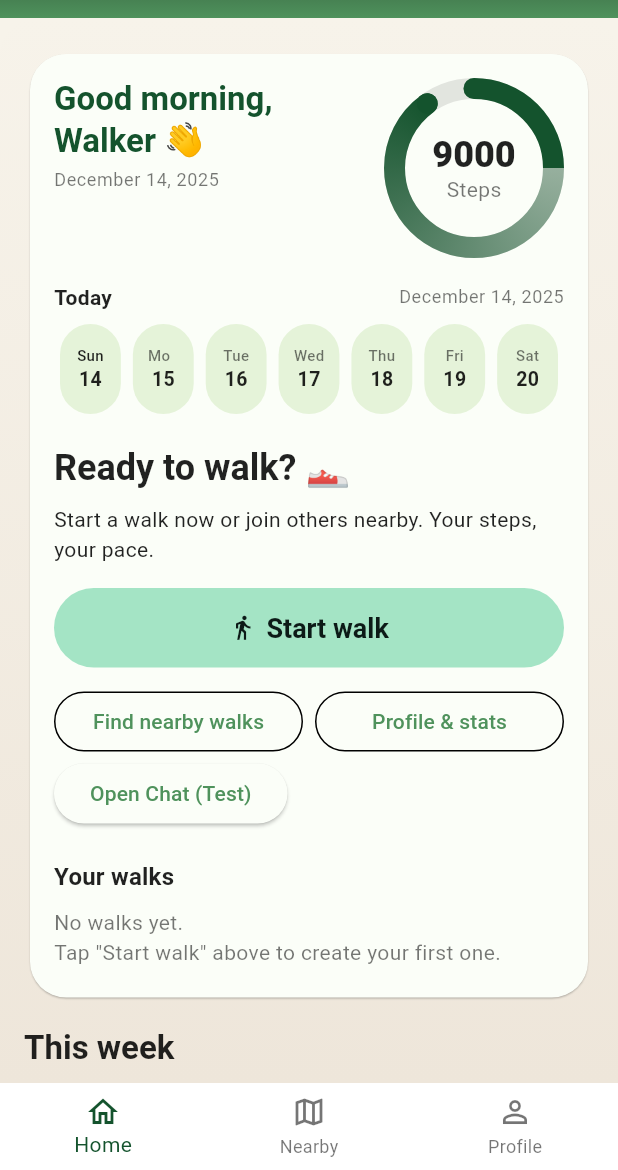
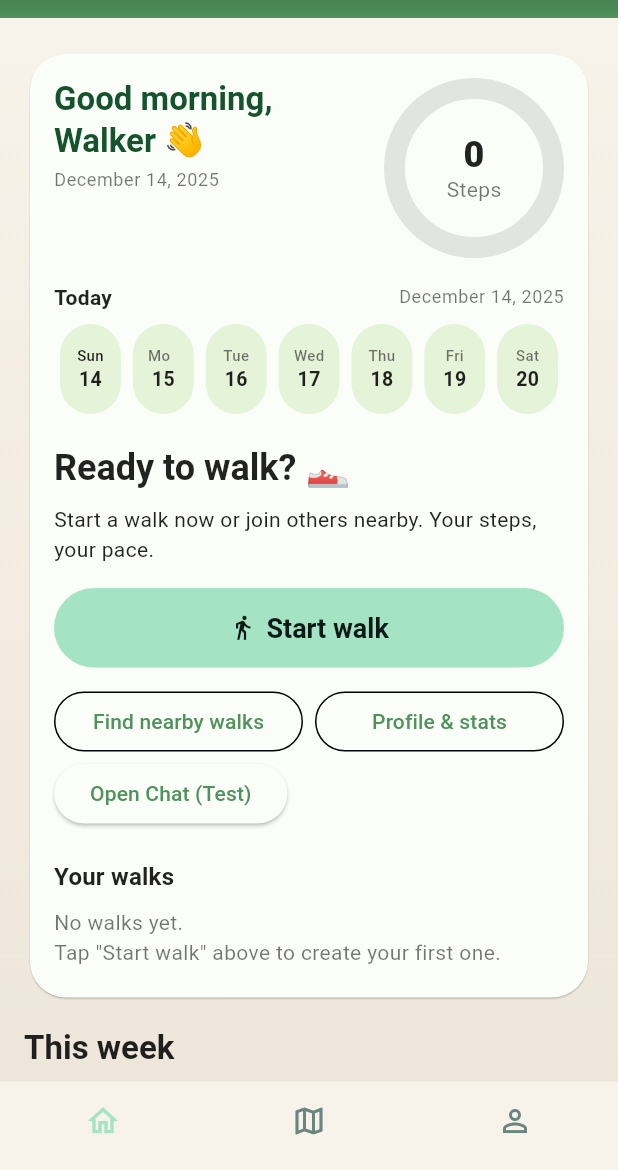
Before and after one commit to Ossi901990/Yalla-nemshi, a Flutter app: the HomeScreen screen opened by its route, on a phone screen of 412 x 824 dp, the part 66-1236 px from its top. Run offline on Flutter 3.47's test engine with Material 3 defaults, Android fonts, the phone set to English and light mode, and no system bars; drawn by our look-alikes of table_calendar; our stand-ins replace cloud_firestore, firebase_auth, firebase_core, flutter_local_notifications, google_maps_flutter, image_picker and 4 more; accounts and stored records are empty.

Commit message:
bottom bar gone. 3 badge in notification icon gone. notfications will update live. widget folder created

```diff
--- a/lib/main.dart
+++ b/lib/main.dart
@@ -72,9 +72,7 @@ final ThemeData _lightTheme = ThemeData(
   colorScheme: const ColorScheme.light(
     primary: Color(0xFF4F925C),
     secondary: Color(0xFF294630),
-    background: Color(0xFFF7F9F2),
     surface: Color(0xFFFBFEF8),
-    onBackground: Colors.black,
     onSurface: Colors.black87,
     onPrimary: Colors.white,
     onSecondary: Colors.white,
@@ -89,12 +87,10 @@ final ThemeData _darkTheme = ThemeData(
   brightness: Brightness.dark,
   colorScheme: const ColorScheme.dark(
     primary: Color(0xFF4F925C),     // same green accent
-    secondary: Color(0xFF294630),
-    background: Color(0xFF050A08),  // main scaffold background
+    secondary: Color(0xFF294630),  // main scaffold background
     surface: Color(0xFF0D1611),     // main sheet background
     onPrimary: Colors.white,
-    onSecondary: Colors.white,
-    onBackground: Color(0xFFF7FCEA), // main readable text
+    onSecondary: Colors.white, // main readable text
     onSurface: Color(0xFFA9B9AE),    // secondary text
   ),
   scaffoldBackgroundColor: const Color(0xFF050A08),
--- a/lib/screens/create_walk_screen.dart
+++ b/lib/screens/create_walk_screen.dart
@@ -301,7 +301,7 @@ TextFormField(
 
                               // Gender filter
                               DropdownButtonFormField<String>(
-                                value: _gender, // 👈 binds to state
+                                initialValue: _gender, // 👈 binds to state
                                 decoration: const InputDecoration(
                                   labelText: 'Who can join?',
                                 ),
--- a/lib/screens/home_screen.dart
+++ b/lib/screens/home_screen.dart
@@ -3,6 +3,8 @@ import 'dart:async';
 import 'dart:io' show Platform;
 
 import 'package:flutter/material.dart';
+import '../widgets/app_bottom_nav.dart';
+
 import 'package:table_calendar/table_calendar.dart';
 import 'package:pedometer/pedometer.dart';
 import 'package:permission_handler/permission_handler.dart';
@@ -21,7 +23,6 @@ import '../services/app_preferences.dart';
 import 'dart:math' as math;
 import 'walk_chat_screen.dart';
 
-
 // ===== Dark Theme (Neo/Night Forest) palette =====
 const kDarkBg = Color(0xFF071B26); // primary background
 const kDarkSurface = Color(0xFF0C2430); // cards / sheets
@@ -44,6 +45,16 @@ class HomeScreen extends StatefulWidget {
 
 class _HomeScreenState extends State<HomeScreen> {
   int _currentTab = 0;
+
+  int notificationsCount = 0;
+
+  Future<void> _refreshNotificationsCount() async {
+    final list = await NotificationStorage.getNotifications();
+    if (!mounted) return;
+    setState(() {
+      notificationsCount = list.length;
+    });
+  }
 
   /// All events (hosted by user + nearby).
   final List<WalkEvent> _events = [];
@@ -248,6 +259,8 @@ class _HomeScreenState extends State<HomeScreen> {
     _initStepCounter();
     _loadUserName(); // ✅ load saved profile name
     _loadWeeklyGoal(); // ✅ load saved weekly goal
+
+    _refreshNotificationsCount(); // ✅ load notifications count
   }
 
   @override
@@ -662,37 +675,91 @@ class _HomeScreenState extends State<HomeScreen> {
       // Deep green behind the top bar only – content sits on a card.
       backgroundColor: isDark ? kDarkBg : const Color(0xFFF7F3EA),
 
-      body: body,
-      bottomNavigationBar: BottomNavigationBar(
+      // ✅ BODY: In dark mode, we overlay floating icons (no bar space reserved).
+      body: isDark
+          ? Stack(
+              children: [
+                body, // <-- keep using your existing `body` widget/variable
+
+                Positioned(
+                  left: 0,
+                  right: 0,
+                  bottom: 10,
+                  child: SafeArea(
+                    top: false,
+                    child: Padding(
+                      padding: const EdgeInsets.only(top: 6),
+                      child: Row(
+                        children: [
+                          Expanded(
+                            child: Center(
+                              child: IconButton(
+                                onPressed: () {
+                                  setState(() => _currentTab = 0);
+                                  _loadUserName();
+                                },
+                                icon: Icon(
+                                  Icons.home_outlined,
+                                  color: _currentTab == 0
+                                      ? kMintBright
+                                      : kTextMuted,
+                                ),
+                              ),
+                            ),
+                          ),
+                          Expanded(
+                            child: Center(
+                              child: IconButton(
+                                onPressed: () {
+                                  setState(() => _currentTab = 1);
+                                },
+                                icon: Icon(
+                                  Icons.map_outlined,
+                                  color: _currentTab == 1
+                                      ? kMintBright
+                                      : kTextMuted,
+                                ),
+                              ),
+                            ),
+                          ),
+                          Expanded(
+                            child: Center(
+                              child: IconButton(
+                                onPressed: () {
+                                  setState(() => _currentTab = 2);
+                                },
+                                icon: Icon(
+                                  Icons.person_outline,
+                                  color: _currentTab == 2
+                                      ? kMintBright
+                                      : kTextMuted,
+                                ),
+                              ),
+                            ),
+                          ),
+                        ],
+                      ),
+                    ),
+                  ),
+                ),
+              ],
+            )
+          : body,
+
+      // ✅ Bottom bar ONLY in light mode
+bottomNavigationBar: isDark
+    ? null
+    : AppBottomNav(
+        isDark: false,
         currentIndex: _currentTab,
         onTap: (index) {
-          setState(() {
-            _currentTab = index;
-          });
-          if (index == 0) {
-            _loadUserName();
-          }
+          setState(() => _currentTab = index);
+          if (index == 0) _loadUserName();
         },
-        type: BottomNavigationBarType.fixed,
-        backgroundColor: isDark ? kDarkSurface2 : Colors.white,
-        elevation: 0,
-        selectedItemColor: isDark ? kMintBright : const Color(0xFF14532D),
-        unselectedItemColor: isDark ? kTextMuted : Colors.black54,
-        items: const [
-          BottomNavigationBarItem(
-            icon: Icon(Icons.home_outlined),
-            label: 'Home',
-          ),
-          BottomNavigationBarItem(
-            icon: Icon(Icons.map_outlined),
-            label: 'Nearby',
-          ),
-          BottomNavigationBarItem(
-            icon: Icon(Icons.person_outline),
-            label: 'Profile',
-          ),
-        ],
-      ),
+        selectedColor: kMintBright,
+        unselectedColor: kTextMuted,
+      ),
+
     );
   }
 
@@ -758,27 +825,35 @@ class _HomeScreenState extends State<HomeScreen> {
                                 color: kTextPrimary,
                               ),
                             ),
+
+                            // ✅ Badge only when there are notifications
+                            if (notificationsCount > 0)
                               Positioned(
                                 right: -2,
                                 top: -2,
                                 child: Container(
-                                padding: const EdgeInsets.all(2),
-                                decoration: const BoxDecoration(
-                                  shape: BoxShape.circle,
-                                  color: Colors.red,
-                                ),
-                                child: const Text(
-                                  '3',
-                                  style: TextStyle(
-                                    color: Colors.white,
-                                    fontSize: 9,
-                                  ),
-                                ),
-                              ),
-                            ),
-                          ],
-                        ),
-                      ),
+                                  padding: const EdgeInsets.symmetric(
+                                    horizontal: 6,
+                                    vertical: 2,
+                                  ),
+                                  decoration: BoxDecoration(
+                                    color: kMintBright, // ✅ matches your theme
+                                    borderRadius: BorderRadius.circular(10),
+                                  ),
+                                  child: Text(
+                                    notificationsCount.toString(),
+                                    style: const TextStyle(
+                                      color: kOnMint,
+                                      fontSize: 10,
+                                      fontWeight: FontWeight.w700,
+                                    ),
+                                  ),
+                                ),
+                              ),
+                          ],
+                        ),
+                      ),
+
                       const SizedBox(width: 12),
                       GestureDetector(
                         onTap: _openProfileQuickSheet,
@@ -1006,7 +1081,7 @@ class _HomeScreenState extends State<HomeScreen> {
                                         ),
                                         const SizedBox(width: 12),
                                         _StepsRing(
-                                          steps: 9000,
+                                          steps: _sessionSteps,
                                           goal: 10000, // you can change later
                                           isDark: isDark,
                                         ),
@@ -1250,7 +1325,8 @@ class _HomeScreenState extends State<HomeScreen> {
                                         Navigator.push(
                                           context,
                                           MaterialPageRoute(
-        builder: (_) => const WalkChatScreen(
+                                            builder: (_) =>
+                                                const WalkChatScreen(
                                                   walkId: 'walk_test_1',
                                                   walkTitle: 'Test Walk Chat',
                                                 ),
@@ -1259,7 +1335,6 @@ class _HomeScreenState extends State<HomeScreen> {
                                       },
                                       child: const Text('Open Chat (Test)'),
                                     ),
-
 
                                     const SizedBox(height: 20),
 
--- a/lib/screens/profile_screen.dart
+++ b/lib/screens/profile_screen.dart
@@ -2,7 +2,6 @@
 import 'dart:io';
 import 'package:flutter/material.dart';
 import 'package:image_picker/image_picker.dart';
-import 'package:flutter/foundation.dart';
 import 'package:firebase_auth/firebase_auth.dart';
 
 import '../models/user_profile.dart';
--- a/lib/screens/walk_chat_screen.dart
+++ b/lib/screens/walk_chat_screen.dart
@@ -65,7 +65,7 @@ class WalkChatScreen extends StatelessWidget {
                         decoration: BoxDecoration(
                           color: isMe
                               ? Theme.of(context).colorScheme.primary.withOpacity(0.12)
-                              : Theme.of(context).colorScheme.surfaceVariant.withOpacity(0.6),
+                              : Theme.of(context).colorScheme.surfaceContainerHighest.withOpacity(0.6),
                           borderRadius: BorderRadius.circular(14),
                         ),
                         child: Text(
--- /dev/null
+++ b/lib/widgets/app_bottom_nav.dart
@@ -0,0 +1,40 @@
+import 'package:flutter/material.dart';
+
+class AppBottomNav extends StatelessWidget {
+  final bool isDark;
+  final int currentIndex;
+  final ValueChanged<int> onTap;
+  final Color selectedColor;
+  final Color unselectedColor;
+
+  const AppBottomNav({
+    super.key,
+    required this.isDark,
+    required this.currentIndex,
+    required this.onTap,
+    required this.selectedColor,
+    required this.unselectedColor,
+  });
+
+  @override
+  Widget build(BuildContext context) {
+    // Right now, we only use this in LIGHT mode (isDark: false),
+    // but keeping the parameter lets us reuse later.
+    return BottomNavigationBar(
+      currentIndex: currentIndex,
+      onTap: onTap,
+      type: BottomNavigationBarType.fixed,
+      backgroundColor: Colors.transparent,
+      elevation: 0,
+      showSelectedLabels: false,
+      showUnselectedLabels: false,
+      selectedItemColor: selectedColor,
+      unselectedItemColor: unselectedColor,
+      items: const [
+        BottomNavigationBarItem(icon: Icon(Icons.home_outlined), label: ''),
+        BottomNavigationBarItem(icon: Icon(Icons.map_outlined), label: ''),
+        BottomNavigationBarItem(icon: Icon(Icons.person_outline), label: ''),
+      ],
+    );
+  }
+}
```
Lines whose indentation alone changed are shown as unchanged.
